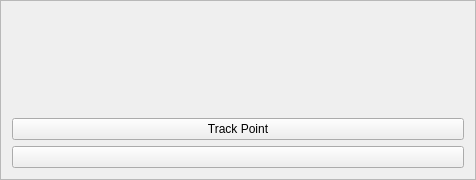
First picture: the form in src/ui/ui-files/WizardDigitizationFrame.ui, repository XROMMPackages/xmalab, before the edit.
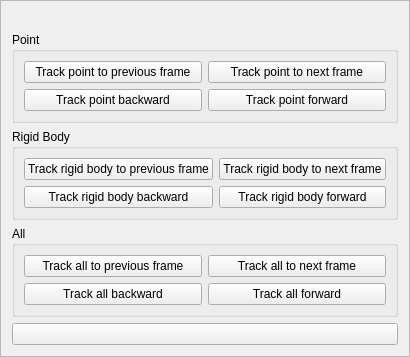
Second picture: the form after the edit.

The edit to the form file:
```diff
--- a/src/ui/ui-files/WizardDigitizationFrame.ui
+++ b/src/ui/ui-files/WizardDigitizationFrame.ui
@@ -6,8 +6,8 @@
    <rect>
     <x>0</x>
     <y>0</y>
-    <width>476</width>
-    <height>180</height>
+    <width>369</width>
+    <height>335</height>
    </rect>
   </property>
   <property name="windowTitle">
@@ -20,7 +20,169 @@
    <enum>QFrame::Raised</enum>
   </property>
   <layout class="QGridLayout" name="gridLayout">
-   <item row="0" column="0">
+   <item row="3" column="0" colspan="2">
+    <widget class="QGroupBox" name="groupBox_RB">
+     <property name="title">
+      <string>Rigid Body</string>
+     </property>
+     <layout class="QGridLayout" name="gridLayout_3">
+      <item row="1" column="1">
+       <widget class="QPushButton" name="pushButton_RBBack">
+        <property name="text">
+         <string>Track rigid body forward</string>
+        </property>
+        <property name="checkable">
+         <bool>true</bool>
+        </property>
+        <property name="autoExclusive">
+         <bool>false</bool>
+        </property>
+       </widget>
+      </item>
+      <item row="0" column="0">
+       <widget class="QPushButton" name="pushButton_RBPrev">
+        <property name="text">
+         <string>Track rigid body to previous frame</string>
+        </property>
+       </widget>
+      </item>
+      <item row="1" column="0">
+       <widget class="QPushButton" name="pushButton_RBForw">
+        <property name="text">
+         <string>Track rigid body backward</string>
+        </property>
+        <property name="checkable">
+         <bool>true</bool>
+        </property>
+        <property name="autoExclusive">
+         <bool>false</bool>
+        </property>
+       </widget>
+      </item>
+      <item row="0" column="1">
+       <widget class="QPushButton" name="pushButton_RBNext">
+        <property name="text">
+         <string>Track rigid body to next frame</string>
+        </property>
+       </widget>
+      </item>
+     </layout>
+    </widget>
+   </item>
+   <item row="4" column="0" colspan="2">
+    <widget class="QGroupBox" name="groupBox_All">
+     <property name="title">
+      <string>All</string>
+     </property>
+     <layout class="QGridLayout" name="gridLayout_4">
+      <item row="0" column="0">
+       <widget class="QPushButton" name="pushButton_AllPrev">
+        <property name="text">
+         <string>Track all to previous frame</string>
+        </property>
+       </widget>
+      </item>
+      <item row="0" column="1">
+       <widget class="QPushButton" name="pushButton_AllNext">
+        <property name="text">
+         <string>Track all to next frame</string>
+        </property>
+       </widget>
+      </item>
+      <item row="1" column="0">
+       <widget class="QPushButton" name="pushButton_AllBack">
+        <property name="text">
+         <string>Track all backward</string>
+        </property>
+        <property name="checkable">
+         <bool>true</bool>
+        </property>
+        <property name="autoExclusive">
+         <bool>false</bool>
+        </property>
+       </widget>
+      </item>
+      <item row="1" column="1">
+       <widget class="QPushButton" name="pushButton_AllForw">
+        <property name="text">
+         <string>Track all forward</string>
+        </property>
+        <property name="checkable">
+         <bool>true</bool>
+        </property>
+        <property name="autoExclusive">
+         <bool>false</bool>
+        </property>
+       </widget>
+      </item>
+     </layout>
+     <zorder>pushButton_RBBack</zorder>
+     <zorder>pushButton_RBPrev</zorder>
+     <zorder>pushButton_RBNext</zorder>
+     <zorder>pushButton_RBForw</zorder>
+     <zorder>pushButton_AllForw</zorder>
+     <zorder>pushButton_AllPrev</zorder>
+     <zorder>pushButton_AllNext</zorder>
+     <zorder>pushButton_AllBack</zorder>
+    </widget>
+   </item>
+   <item row="2" column="0" colspan="2">
+    <widget class="QGroupBox" name="groupBox_Point">
+     <property name="title">
+      <string>Point</string>
+     </property>
+     <layout class="QGridLayout" name="gridLayout_2">
+      <item row="0" column="1">
+       <widget class="QPushButton" name="pushButton_PointNext">
+        <property name="text">
+         <string>Track point to next frame</string>
+        </property>
+       </widget>
+      </item>
+      <item row="0" column="0">
+       <widget class="QPushButton" name="pushButton_PointPrev">
+        <property name="text">
+         <string>Track point to previous frame</string>
+        </property>
+       </widget>
+      </item>
+      <item row="1" column="0">
+       <widget class="QPushButton" name="pushButton_PointBack">
+        <property name="text">
+         <string>Track point backward</string>
+        </property>
+        <property name="checkable">
+         <bool>true</bool>
+        </property>
+        <property name="autoExclusive">
+         <bool>false</bool>
+        </property>
+       </widget>
+      </item>
+      <item row="1" column="1">
+       <widget class="QPushButton" name="pushButton_PointForw">
+        <property name="text">
+         <string>Track point forward</string>
+        </property>
+        <property name="checkable">
+         <bool>true</bool>
+        </property>
+        <property name="autoExclusive">
+         <bool>false</bool>
+        </property>
+       </widget>
+      </item>
+     </layout>
+    </widget>
+   </item>
+   <item row="5" column="0" colspan="2">
+    <widget class="QPushButton" name="pushButton">
+     <property name="text">
+      <string/>
+     </property>
+    </widget>
+   </item>
+   <item row="0" column="0" colspan="2">
     <widget class="QLabel" name="label">
      <property name="text">
       <string/>
@@ -33,20 +195,6 @@
      </property>
     </widget>
    </item>
-   <item row="2" column="0">
-    <widget class="QPushButton" name="pushButton">
-     <property name="text">
-      <string/>
-     </property>
-    </widget>
-   </item>
-   <item row="1" column="0">
-    <widget class="QPushButton" name="pushButton_trackPoint">
-     <property name="text">
-      <string>Track Point</string>
-     </property>
-    </widget>
-   </item>
   </layout>
  </widget>
  <resources/>
```
